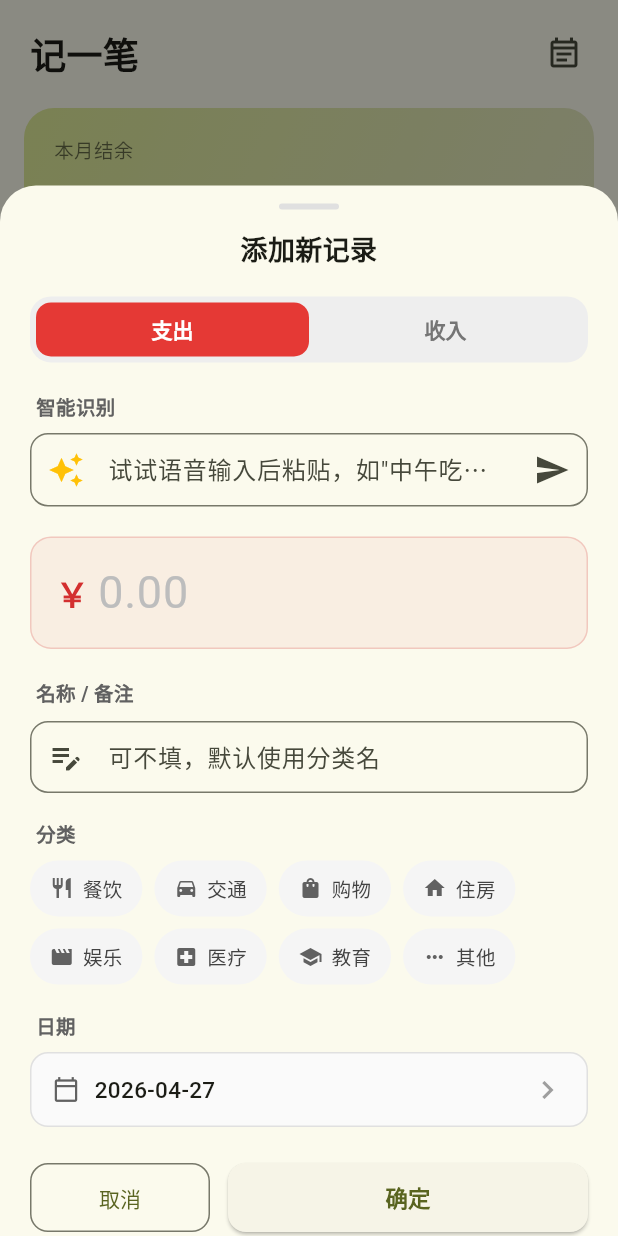
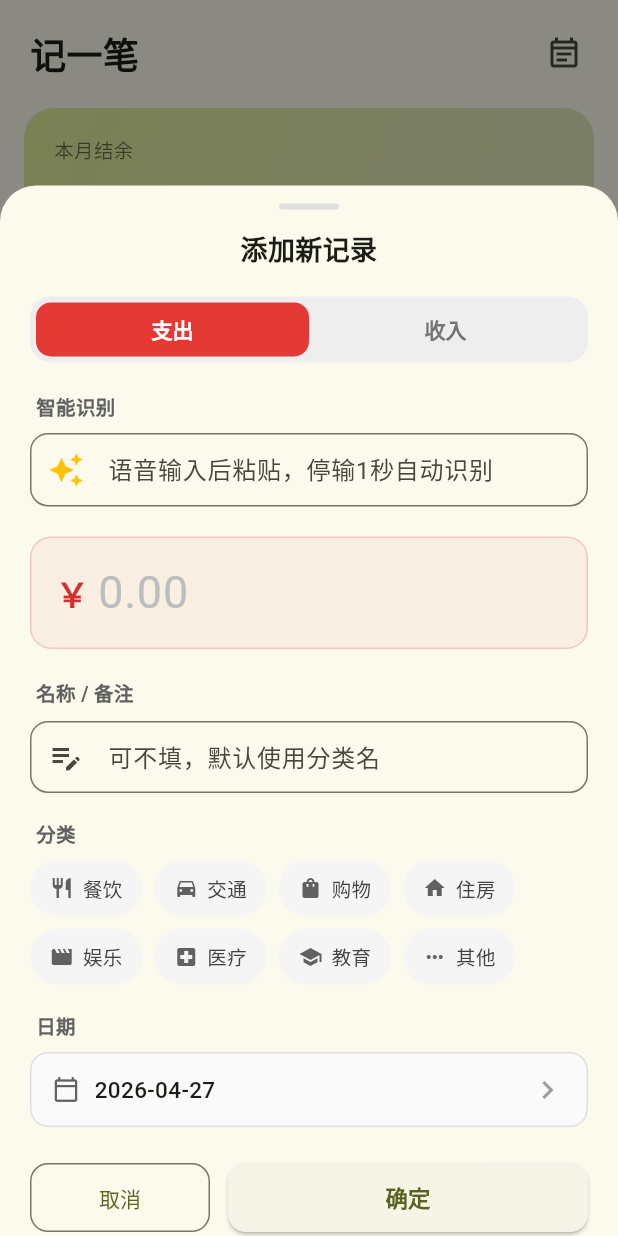
Before and after one commit to yyyywm/PennyTrack, a Flutter app: the screen it shows after launch, after a tap on "本月", after a tap on the "add" icon, on a phone screen of 412 x 824 dp. Run offline on Flutter 3.47's test engine with Material 3 defaults, Android fonts, the phone set to English and light mode, and no system bars; our stand-ins replace dio, shared_preferences; accounts and stored records are empty.

Commit message:
feat(smart-input): 1s debounce auto-parse without manual trigger

```diff
--- a/lib/widgets/add_record_sheet.dart
+++ b/lib/widgets/add_record_sheet.dart
@@ -1,3 +1,5 @@
+import 'dart:async';
+
 import 'package:flutter/material.dart';
 import 'package:flutter/services.dart';
 
@@ -30,6 +32,7 @@
   DateTime _selectedDate = DateTime.now();
   List<Category> _categories = [];
   bool _isLoadingCategories = false;
+  Timer? _debounceTimer;
 
   bool get _isEdit => widget.transaction != null;
 
@@ -37,6 +40,7 @@
   void initState() {
     super.initState();
     _loadCategories();
+    _smartInputController.addListener(_onSmartInputChanged);
 
     if (_isEdit) {
       final t = widget.transaction!;
@@ -45,6 +49,13 @@
       _isIncome = t.isIncome;
       _selectedDate = t.date;
     }
+  }
+
+  void _onSmartInputChanged() {
+    _debounceTimer?.cancel();
+    final text = _smartInputController.text.trim();
+    if (text.isEmpty) return;
+    _debounceTimer = Timer(const Duration(seconds: 1), _onSmartInput);
   }
 
   Future<void> _loadCategories() async {
@@ -107,6 +118,7 @@
 
   @override
   void dispose() {
+    _debounceTimer?.cancel();
     _amountController.dispose();
     _nameController.dispose();
     _smartInputController.dispose();
@@ -353,12 +365,8 @@
         TextField(
           controller: _smartInputController,
           decoration: InputDecoration(
-            hintText: '试试语音输入后粘贴，如"中午吃饭花了35"',
+            hintText: '语音输入后粘贴，停输1秒自动识别',
             prefixIcon: const Icon(Icons.auto_awesome, color: Colors.amber),
-            suffixIcon: IconButton(
-              icon: const Icon(Icons.send),
-              onPressed: _onSmartInput,
-            ),
             border: OutlineInputBorder(
               borderRadius: BorderRadius.circular(12),
             ),
@@ -366,7 +374,6 @@
                 const EdgeInsets.symmetric(vertical: 12, horizontal: 12),
           ),
           textInputAction: TextInputAction.done,
-          onSubmitted: (_) => _onSmartInput(),
         ),
       ],
     );
```
